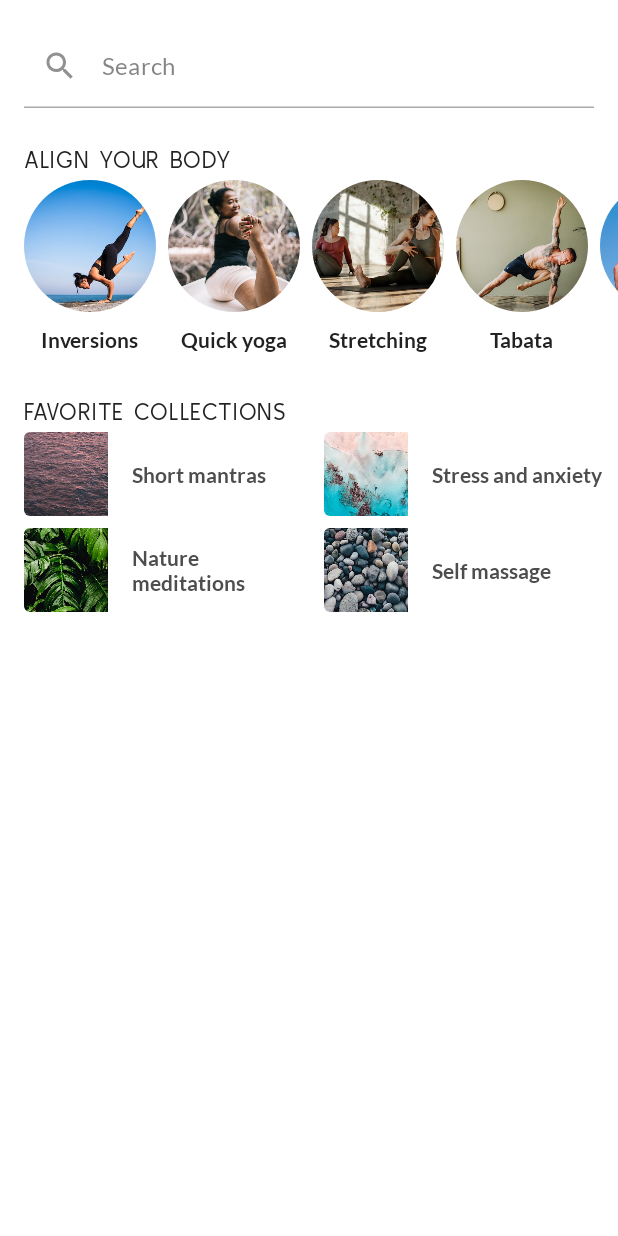
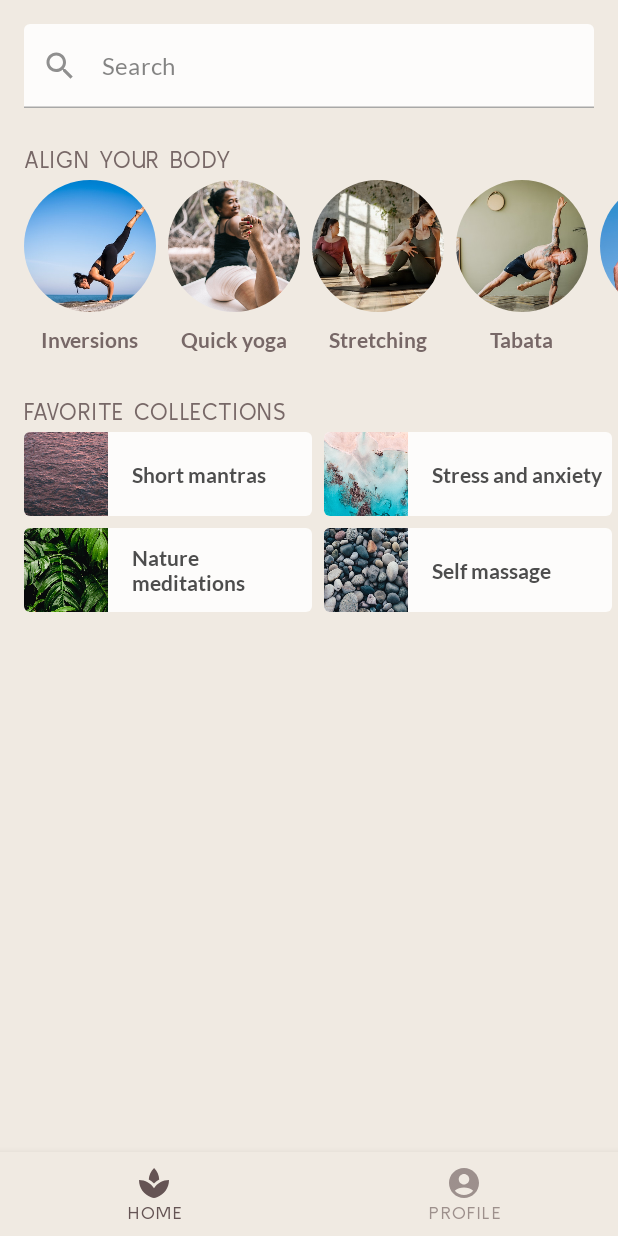
Before and after one commit to ilatyphi95/Basic-Layout-Codelab, an Android app built with Jetpack Compose: the screen it shows after launch (MainActivity), on a phone screen of 412 x 824 dp. Run offline under Robolectric (Android 15) with nearby library versions, the phone set to English and light mode, and no system bars.

Commit message:
Implement scaffold design

```diff
--- a/src/main/java/com/codelab/basiclayouts/MainActivity.kt
+++ b/src/main/java/com/codelab/basiclayouts/MainActivity.kt
@@ -251,7 +251,13 @@ private fun SootheBottomNavigation(modifier: Modifier = Modifier) {
 @Composable
 fun MySootheApp() {
     // Implement composable here
-    MySootheTheme { HomeScreen() }
+    MySootheTheme {
+        Scaffold(
+            bottomBar = { SootheBottomNavigation() }
+        ) { padding ->
+            HomeScreen(Modifier.padding(padding))
+        }
+    }
 }
 
 private val alignYourBodyData = listOf(
```
